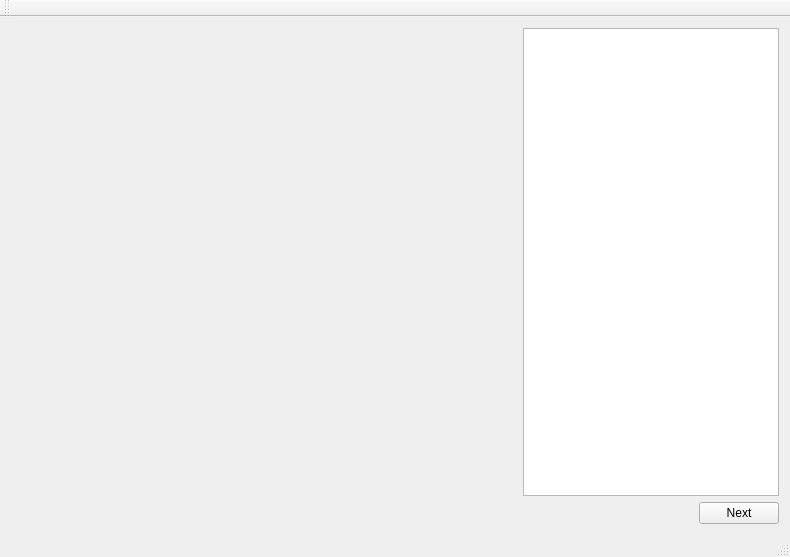
Old version of the form mainwindow.ui in the repository oliver-batchelor/annotate_segmentation.
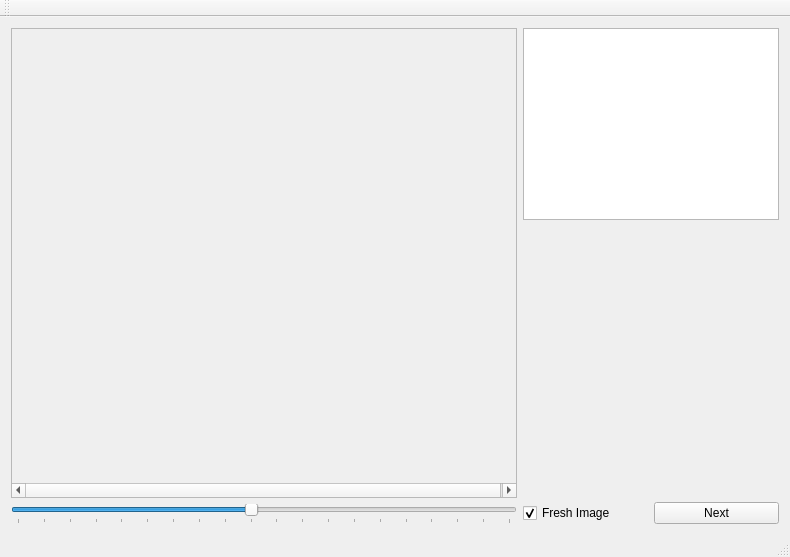
New version of the form.

What changed in the file:
```diff
--- a/mainwindow.ui
+++ b/mainwindow.ui
@@ -14,52 +14,104 @@
    <string>MainWindow</string>
   </property>
   <widget class="QWidget" name="centralWidget">
-   <layout class="QVBoxLayout" name="verticalLayout">
+   <layout class="QHBoxLayout" name="horizontalLayout_2">
     <item>
-     <layout class="QHBoxLayout" name="horizontalLayout">
+     <layout class="QVBoxLayout" name="verticalLayout_2">
       <item>
-       <widget class="QWidget" name="holder" native="true">
-        <property name="sizePolicy">
-         <sizepolicy hsizetype="Expanding" vsizetype="Expanding">
-          <horstretch>0</horstretch>
-          <verstretch>0</verstretch>
-         </sizepolicy>
+       <widget class="QScrollArea" name="scrollArea">
+        <property name="verticalScrollBarPolicy">
+         <enum>Qt::ScrollBarAsNeeded</enum>
         </property>
+        <property name="widgetResizable">
+         <bool>false</bool>
+        </property>
+        <property name="alignment">
+         <set>Qt::AlignCenter</set>
+        </property>
+        <widget class="QWidget" name="scrollAreaWidgetContents">
+         <property name="geometry">
+          <rect>
+           <x>0</x>
+           <y>0</y>
+           <width>506</width>
+           <height>440</height>
+          </rect>
+         </property>
+        </widget>
        </widget>
       </item>
       <item>
-       <widget class="QListWidget" name="listWidget">
-        <property name="sizePolicy">
-         <sizepolicy hsizetype="Fixed" vsizetype="Expanding">
-          <horstretch>0</horstretch>
-          <verstretch>0</verstretch>
-         </sizepolicy>
+       <widget class="QSlider" name="scaleSlider">
+        <property name="minimum">
+         <number>10</number>
+        </property>
+        <property name="maximum">
+         <number>200</number>
+        </property>
+        <property name="value">
+         <number>100</number>
+        </property>
+        <property name="orientation">
+         <enum>Qt::Horizontal</enum>
+        </property>
+        <property name="tickPosition">
+         <enum>QSlider::TicksBelow</enum>
+        </property>
+        <property name="tickInterval">
+         <number>10</number>
         </property>
        </widget>
       </item>
      </layout>
     </item>
     <item>
-     <layout class="QHBoxLayout" name="horizontalLayout_2">
+     <layout class="QVBoxLayout" name="verticalLayout">
       <item>
-       <spacer name="horizontalSpacer">
+       <widget class="QListWidget" name="labelList">
+        <property name="sizePolicy">
+         <sizepolicy hsizetype="Minimum" vsizetype="Minimum">
+          <horstretch>0</horstretch>
+          <verstretch>0</verstretch>
+         </sizepolicy>
+        </property>
+       </widget>
+      </item>
+      <item>
+       <spacer name="verticalSpacer">
         <property name="orientation">
-         <enum>Qt::Horizontal</enum>
+         <enum>Qt::Vertical</enum>
         </property>
         <property name="sizeHint" stdset="0">
          <size>
-          <width>40</width>
-          <height>20</height>
+          <width>20</width>
+          <height>40</height>
          </size>
         </property>
        </spacer>
       </item>
       <item>
-       <widget class="QPushButton" name="pushButton">
-        <property name="text">
-         <string>Next</string>
-        </property>
-       </widget>
+       <layout class="QHBoxLayout" name="horizontalLayout">
+        <item>
+         <widget class="QCheckBox" name="checkBox">
+          <property name="text">
+           <string>Fresh Image</string>
+          </property>
+          <property name="checked">
+           <bool>true</bool>
+          </property>
+          <property name="tristate">
+           <bool>false</bool>
+          </property>
+         </widget>
+        </item>
+        <item>
+         <widget class="QPushButton" name="pushButton">
+          <property name="text">
+           <string>Next</string>
+          </property>
+         </widget>
+        </item>
+       </layout>
       </item>
      </layout>
     </item>
```
